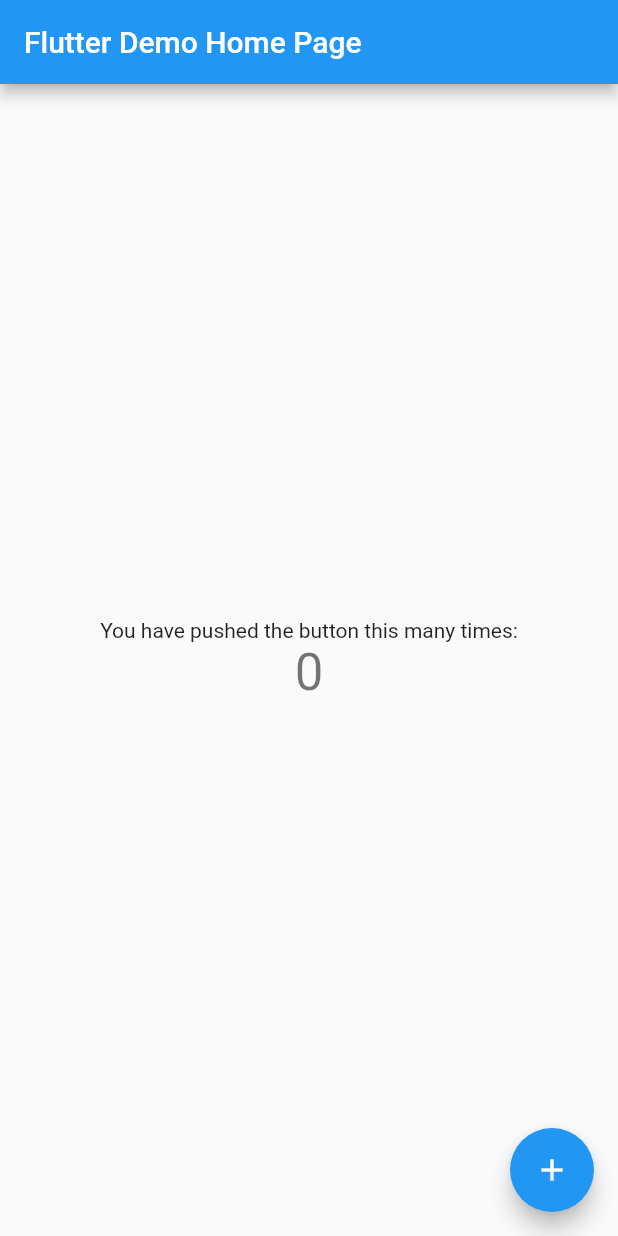
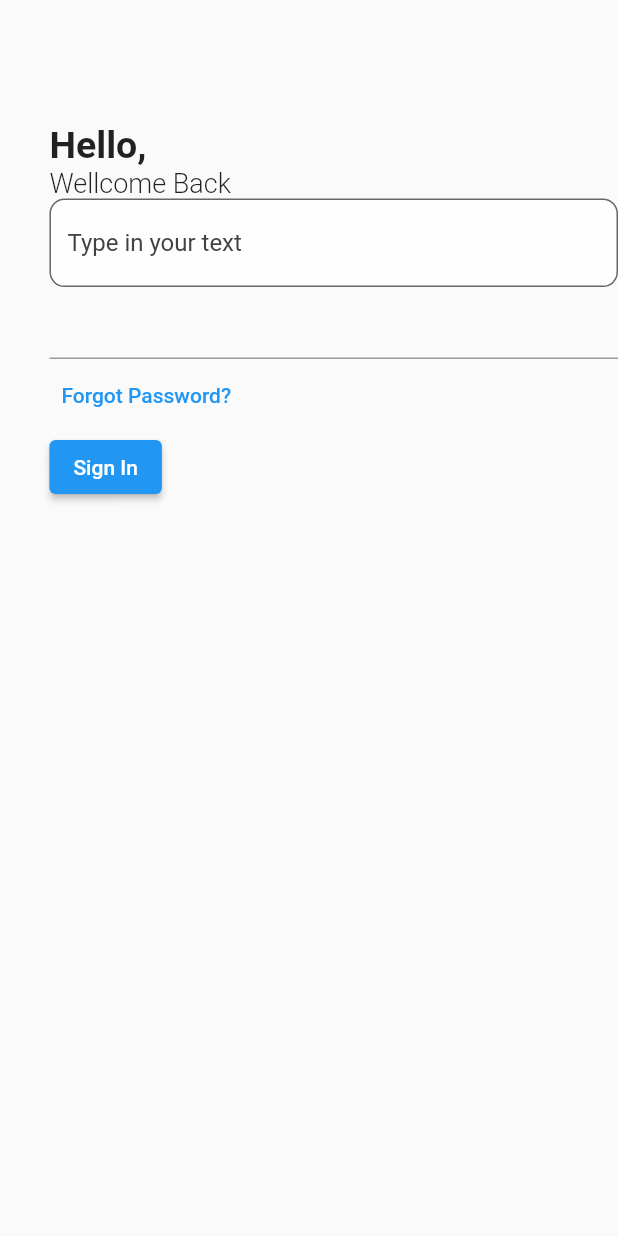
Before and after one commit to shathurshan/be-the-chef, a Flutter app: the screen it shows after launch, on a phone screen of 412 x 824 dp. Run offline on Flutter 3.47's test engine with Material 2 defaults, Android fonts, the phone set to English and light mode, and no system bars.

Commit message:
added the changes

```diff
--- a/lib/main.dart
+++ b/lib/main.dart
@@ -1,3 +1,4 @@
+import 'package:be_the_chef/views/login/login_view.dart';
 import 'package:flutter/material.dart';
 
 void main() {
@@ -13,103 +14,9 @@
     return MaterialApp(
       title: 'Flutter Demo',
       theme: ThemeData(
-        // This is the theme of your application.
-        //
-        // Try running your application with "flutter run". You'll see the
-        // application has a blue toolbar. Then, without quitting the app, try
-        // changing the primarySwatch below to Colors.green and then invoke
-        // "hot reload" (press "r" in the console where you ran "flutter run",
-        // or simply save your changes to "hot reload" in a Flutter IDE).
-        // Notice that the counter didn't reset back to zero; the application
-        // is not restarted.
         primarySwatch: Colors.blue,
       ),
-      home: const MyHomePage(title: 'Flutter Demo Home Page'),
+      home: const LoginView(),
     );
   }
 }
-
-class MyHomePage extends StatefulWidget {
-  const MyHomePage({super.key, required this.title});
-
-  // This widget is the home page of your application. It is stateful, meaning
-  // that it has a State object (defined below) that contains fields that affect
-  // how it looks.
-
-  // This class is the configuration for the state. It holds the values (in this
-  // case the title) provided by the parent (in this case the App widget) and
-  // used by the build method of the State. Fields in a Widget subclass are
-  // always marked "final".
-
-  final String title;
-
-  @override
-  State<MyHomePage> createState() => _MyHomePageState();
-}
-
-class _MyHomePageState extends State<MyHomePage> {
-  int _counter = 0;
-
-  void _incrementCounter() {
-    setState(() {
-      // This call to setState tells the Flutter framework that something has
-      // changed in this State, which causes it to rerun the build method below
-      // so that the display can reflect the updated values. If we changed
-      // _counter without calling setState(), then the build method would not be
-      // called again, and so nothing would appear to happen.
-      _counter++;
-    });
-  }
-
-  @override
-  Widget build(BuildContext context) {
-    // This method is rerun every time setState is called, for instance as done
-    // by the _incrementCounter method above.
-    //
-    // The Flutter framework has been optimized to make rerunning build methods
-    // fast, so that you can just rebuild anything that needs updating rather
-    // than having to individually change instances of widgets.
-    return Scaffold(
-      appBar: AppBar(
-        // Here we take the value from the MyHomePage object that was created by
-        // the App.build method, and use it to set our appbar title.
-        title: Text(widget.title),
-      ),
-      body: Center(
-        // Center is a layout widget. It takes a single child and positions it
-        // in the middle of the parent.
-        child: Column(
-          // Column is also a layout widget. It takes a list of children and
-          // arranges them vertically. By default, it sizes itself to fit its
-          // children horizontally, and tries to be as tall as its parent.
-          //
-          // Invoke "debug painting" (press "p" in the console, choose the
-          // "Toggle Debug Paint" action from the Flutter Inspector in Android
-          // Studio, or the "Toggle Debug Paint" command in Visual Studio Code)
-          // to see the wireframe for each widget.
-          //
-          // Column has various properties to control how it sizes itself and
-          // how it positions its children. Here we use mainAxisAlignment to
-          // center the children vertically; the main axis here is the vertical
-          // axis because Columns are vertical (the cross axis would be
-          // horizontal).
-          mainAxisAlignment: MainAxisAlignment.center,
-          children: <Widget>[
-            const Text(
-              'You have pushed the button this many times:',
-            ),
-            Text(
-              '$_counter',
-              style: Theme.of(context).textTheme.headlineMedium,
-            ),
-          ],
-        ),
-      ),
-      floatingActionButton: FloatingActionButton(
-        onPressed: _incrementCounter,
-        tooltip: 'Increment',
-        child: const Icon(Icons.add),
-      ), // This trailing comma makes auto-formatting nicer for build methods.
-    );
-  }
-}
--- /dev/null
+++ b/lib/views/login/login_view.dart
@@ -0,0 +1,57 @@
+import 'package:flutter/material.dart';
+
+class LoginView extends StatefulWidget {
+  const LoginView({super.key});
+
+  @override
+  State<LoginView> createState() => _LoginViewState();
+}
+
+class _LoginViewState extends State<LoginView> {
+  @override
+  Widget build(BuildContext context) {
+    double? w = MediaQuery.of(context).size.width;
+    double? h = MediaQuery.of(context).size.height;
+    return Scaffold(
+      body: SafeArea(
+        child: Padding(
+          padding: EdgeInsets.only(top: h * 0.1, left: w * 0.08),
+          child: Column(
+            mainAxisAlignment: MainAxisAlignment.start,
+            crossAxisAlignment: CrossAxisAlignment.start,
+            children: [
+              const Text(
+                "Hello,",
+                style: TextStyle(fontSize: 25, fontWeight: FontWeight.bold),
+              ),
+              const Text(
+                "Wellcome Back",
+                style: TextStyle(fontSize: 18, fontWeight: FontWeight.w300),
+              ),
+              TextField(
+                decoration: InputDecoration(
+                  border: OutlineInputBorder(
+                    borderRadius: BorderRadius.circular(10.0),
+                  ),
+                  filled: true,
+                  hintStyle: TextStyle(color: Colors.grey[800]),
+                  hintText: "Type in your text",
+                  fillColor: Colors.white70,
+                ),
+              ),
+              TextField(),
+              TextButton(
+                onPressed: () {},
+                child: Text("Forgot Password?"),
+              ),
+              ElevatedButton(
+                onPressed: () {},
+                child: Text("Sign In"),
+              ),
+            ],
+          ),
+        ),
+      ),
+    );
+  }
+}
```
